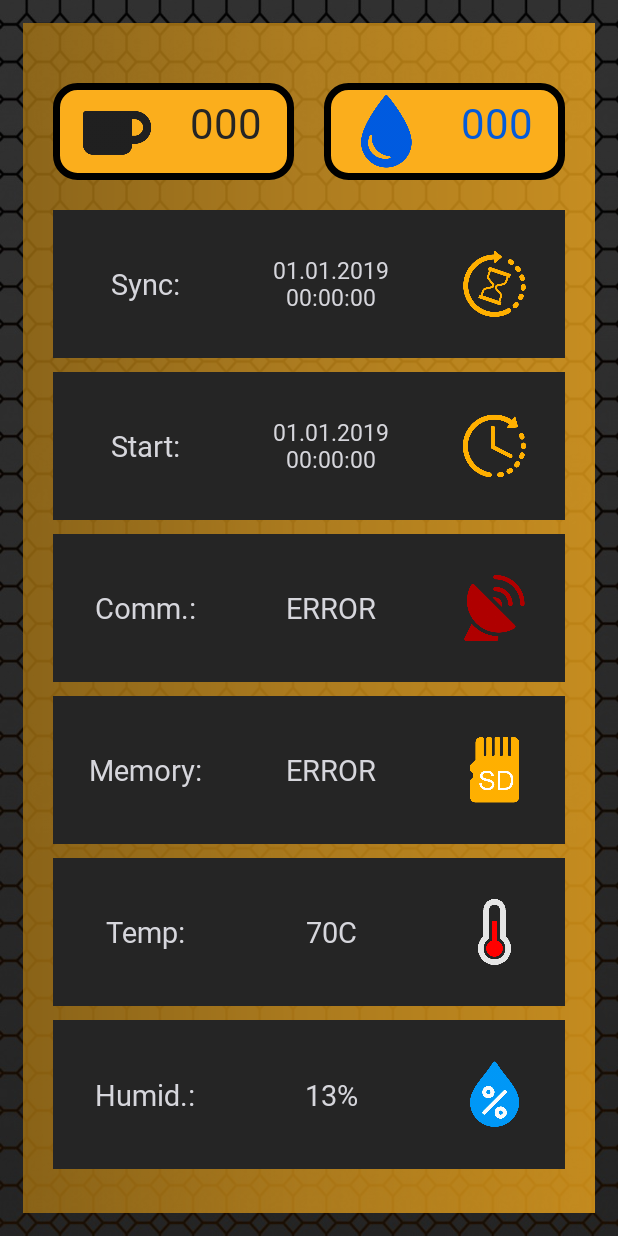
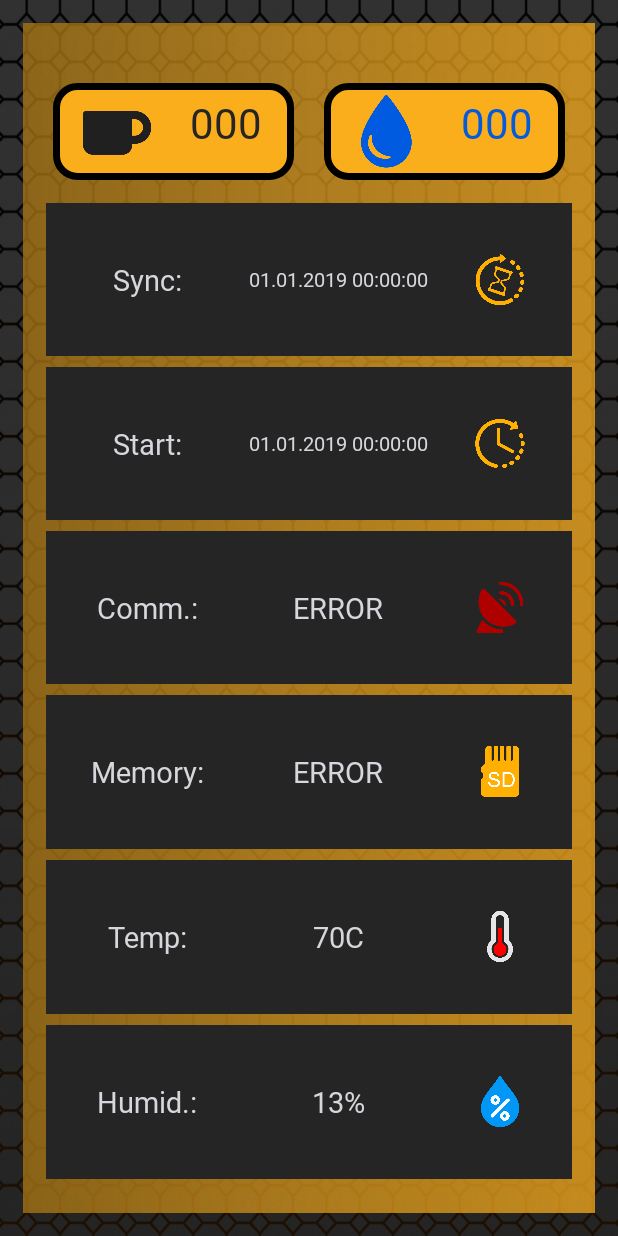
Before and after one commit to Isopodus/CCSControl, an Android app: the layout fragment_state.xml on its own in the app's theme, with its tools: preview values and no code run, on a phone screen of 412 x 824 dp. Run offline under Robolectric (Android 15) with nearby library versions, the phone set to English and light mode, and no system bars.

Commit message:
- Optimized status layout

```diff
--- a/app/src/main/res/layout/fragment_state.xml
+++ b/app/src/main/res/layout/fragment_state.xml
@@ -16,7 +16,7 @@
         <Spinner
                 android:id="@+id/spinner"
                 app:popupTheme="@style/AppTheme.PopupOverlay"
-                android:layout_width="wrap_content"
+                android:layout_width="match_parent"
                 android:layout_height="wrap_content"
                 android:popupBackground="@drawable/rounded_rectangle"
                 android:gravity="top|center"
@@ -29,7 +29,7 @@
                 android:layout_height="wrap_content">
             <LinearLayout
                     android:orientation="horizontal"
-                    android:layout_width="wrap_content"
+                    android:layout_width="match_parent"
                     android:layout_height="wrap_content" android:background="@drawable/rounded_rectangle"
                     android:padding="7dp"
                     android:layout_weight="1" android:layout_margin="10dp">
@@ -46,7 +46,7 @@
             </LinearLayout>
             <LinearLayout
                     android:orientation="horizontal"
-                    android:layout_width="wrap_content"
+                    android:layout_width="match_parent"
                     android:layout_height="wrap_content" android:background="@drawable/rounded_rectangle"
                     android:padding="7dp"
                     android:layout_weight="1" android:layout_margin="10dp">
@@ -66,12 +66,12 @@
                 android:orientation="vertical"
                 android:layout_width="match_parent"
                 android:layout_height="match_parent"
-                android:layout_margin="10dp">
+                android:layout_margin="5dp">
             <LinearLayout
                     android:orientation="horizontal"
                     android:layout_height="wrap_content" android:layout_width="match_parent"
-                    android:gravity="center" android:layout_marginBottom="9dp" android:background="@color/colorCup"
-                    android:layout_weight="1">
+                    android:gravity="center" android:layout_marginBottom="7dp" android:background="@color/colorCup"
+                    android:layout_weight="1" android:padding="4dp">
                 <TextView
                         android:layout_width="75dp"
                         android:layout_height="wrap_content" android:id="@+id/textView1" android:textSize="19sp"
@@ -80,21 +80,21 @@
                         android:textAlignment="center" android:layout_weight="1"/>
                 <TextView
                         android:layout_width="75dp"
-                        android:layout_height="wrap_content" android:id="@+id/syncTime" android:textSize="15sp"
+                        android:layout_height="wrap_content" android:id="@+id/syncTime" android:textSize="13sp"
                         android:fontFamily="@font/flipbash" android:textColor="@color/colorLight1"
                         android:text="01.01.2019 00:00:00"
                         android:textAlignment="center" android:layout_weight="1"/>
                 <ImageView
                         android:src="@drawable/sync"
-                        android:layout_width="45dp"
-                        android:layout_height="45dp" android:id="@+id/imageView10" android:layout_weight="1"
+                        android:layout_width="35dp"
+                        android:layout_height="35dp" android:id="@+id/imageView10" android:layout_weight="1"
                 />
             </LinearLayout>
             <LinearLayout
                     android:orientation="horizontal"
                     android:layout_height="wrap_content" android:layout_width="match_parent" android:gravity="center"
-                    android:layout_marginBottom="9dp" android:background="@color/colorCup" android:layout_weight="1"
-            >
+                    android:layout_marginBottom="7dp" android:background="@color/colorCup" android:layout_weight="1"
+                    android:padding="4dp">
                 <TextView
                         android:layout_width="75dp"
                         android:layout_height="wrap_content" android:id="@+id/textView2" android:textSize="19sp"
@@ -103,21 +103,21 @@
                         android:textAlignment="center" android:layout_weight="1"/>
                 <TextView
                         android:layout_width="75dp"
-                        android:layout_height="wrap_content" android:id="@+id/startupTime" android:textSize="15sp"
+                        android:layout_height="wrap_content" android:id="@+id/startupTime" android:textSize="13sp"
                         android:fontFamily="@font/flipbash" android:textColor="@color/colorLight1"
                         android:text="01.01.2019 00:00:00"
                         android:textAlignment="center" android:layout_weight="1"/>
                 <ImageView
                         android:src="@drawable/start"
-                        android:layout_width="45dp"
-                        android:layout_height="45dp" android:id="@+id/imageView11" android:layout_weight="1"
+                        android:layout_width="35dp"
+                        android:layout_height="35dp" android:id="@+id/imageView11" android:layout_weight="1"
                 />
             </LinearLayout>
             <LinearLayout
                     android:orientation="horizontal"
                     android:layout_height="wrap_content" android:layout_width="match_parent"
-                    android:gravity="center" android:layout_marginBottom="9dp" android:background="@color/colorCup"
-                    android:layout_weight="1">
+                    android:gravity="center" android:layout_marginBottom="7dp" android:background="@color/colorCup"
+                    android:layout_weight="1" android:padding="4dp">
                 <TextView
                         android:layout_width="75dp"
                         android:layout_height="wrap_content" android:id="@+id/textView3" android:textSize="19sp"
@@ -132,15 +132,15 @@
                         android:textAlignment="center" android:layout_weight="1"/>
                 <ImageView
                         android:src="@drawable/status_no"
-                        android:layout_width="45dp"
-                        android:layout_height="45dp" android:id="@+id/imageView12" android:layout_weight="1"
+                        android:layout_width="35dp"
+                        android:layout_height="35dp" android:id="@+id/imageView12" android:layout_weight="1"
                 />
             </LinearLayout>
             <LinearLayout
                     android:orientation="horizontal"
                     android:layout_height="wrap_content" android:layout_width="match_parent"
-                    android:gravity="center" android:layout_marginBottom="9dp" android:background="@color/colorCup"
-                    android:layout_weight="1">
+                    android:gravity="center" android:layout_marginBottom="7dp" android:background="@color/colorCup"
+                    android:layout_weight="1" android:padding="4dp">
                 <TextView
                         android:layout_width="75dp"
                         android:layout_height="wrap_content" android:id="@+id/textView4" android:textSize="19sp"
@@ -155,15 +155,15 @@
                         android:textAlignment="center" android:layout_weight="1"/>
                 <ImageView
                         android:src="@drawable/sd"
-                        android:layout_width="45dp"
-                        android:layout_height="45dp" android:id="@+id/imageView13" android:layout_weight="1"
+                        android:layout_width="35dp"
+                        android:layout_height="35dp" android:id="@+id/imageView13" android:layout_weight="1"
                 />
             </LinearLayout>
             <LinearLayout
                     android:orientation="horizontal"
                     android:layout_height="wrap_content" android:layout_width="match_parent"
-                    android:gravity="center" android:layout_marginBottom="9dp" android:background="@color/colorCup"
-                    android:layout_weight="1">
+                    android:gravity="center" android:layout_marginBottom="7dp" android:background="@color/colorCup"
+                    android:layout_weight="1" android:padding="4dp">
                 <TextView
                         android:layout_width="75dp"
                         android:layout_height="wrap_content" android:id="@+id/textView5" android:textSize="19sp"
@@ -178,15 +178,15 @@
                         android:textAlignment="center" android:layout_weight="1"/>
                 <ImageView
                         android:src="@drawable/temp"
-                        android:layout_width="45dp"
-                        android:layout_height="45dp" android:id="@+id/imageView14" android:layout_weight="1"
+                        android:layout_width="35dp"
+                        android:layout_height="35dp" android:id="@+id/imageView14" android:layout_weight="1"
                 />
             </LinearLayout>
             <LinearLayout
                     android:orientation="horizontal"
                     android:layout_height="wrap_content" android:layout_width="match_parent"
-                    android:gravity="center" android:layout_marginBottom="9dp" android:background="@color/colorCup"
-                    android:layout_weight="1">
+                    android:gravity="center" android:layout_marginBottom="7dp" android:background="@color/colorCup"
+                    android:layout_weight="1" android:padding="4dp">
                 <TextView
                         android:layout_width="75dp"
                         android:layout_height="wrap_content" android:id="@+id/textView6" android:textSize="19sp"
@@ -201,8 +201,8 @@
                         android:textAlignment="center" android:layout_weight="1"/>
                 <ImageView
                         android:src="@drawable/hum"
-                        android:layout_width="45dp"
-                        android:layout_height="45dp" android:id="@+id/imageView15" android:layout_weight="1"
+                        android:layout_width="35dp"
+                        android:layout_height="35dp" android:id="@+id/imageView15" android:layout_weight="1"
                 />
             </LinearLayout>
         </LinearLayout>
```
Also changed, not shown: 183 other files.
